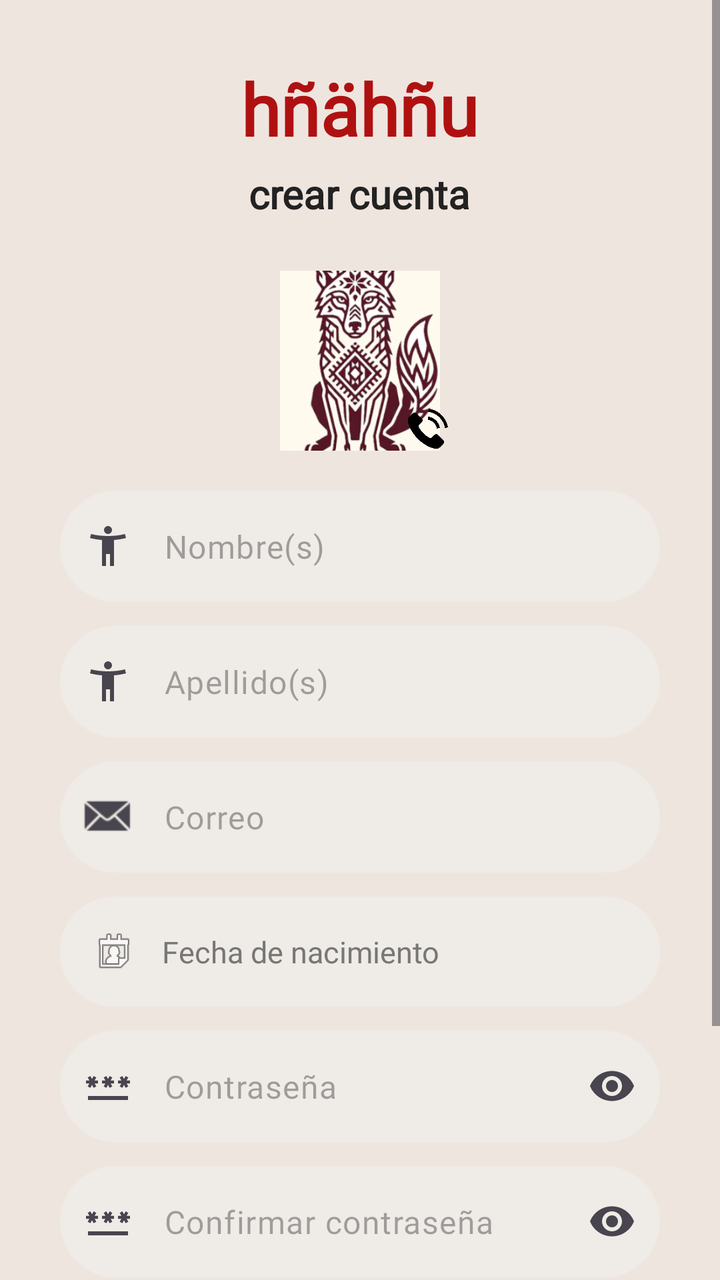
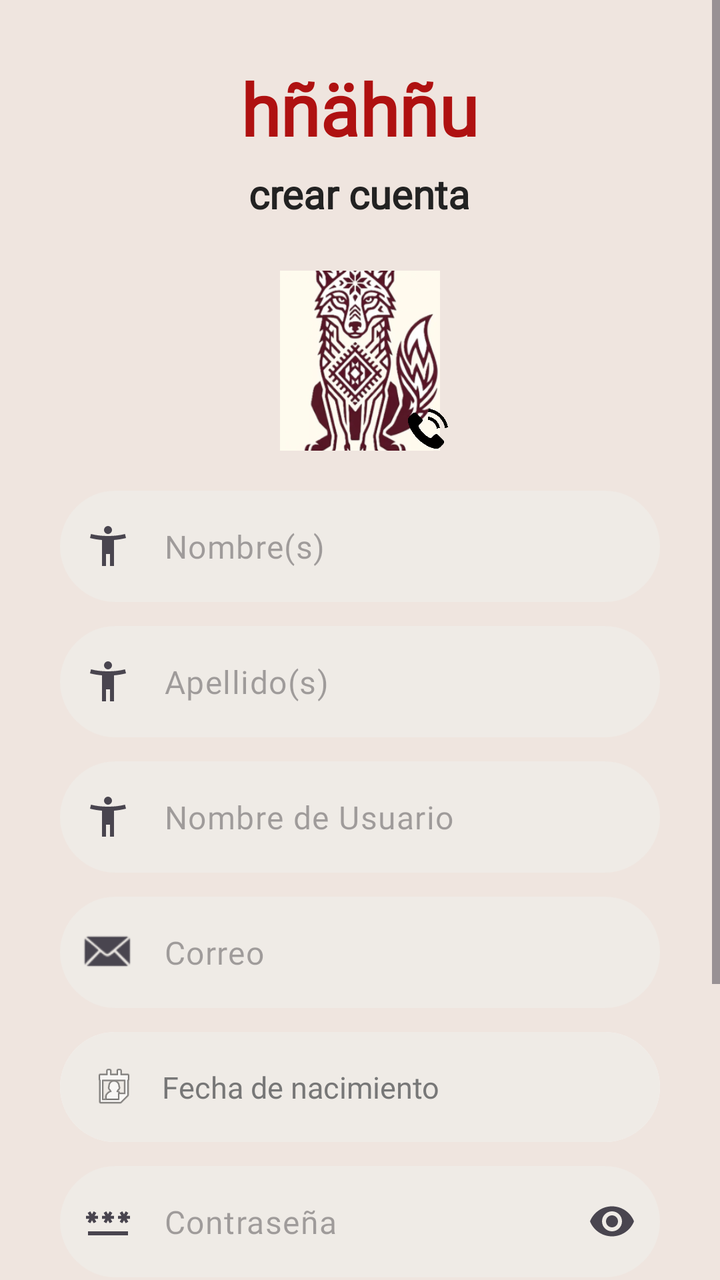

Before-and-after screenshots of an Android layout around one commit, followed by the original layout XML and the change that was made.
<!-- AndroidManifest.xml: application theme Theme.Practica3Inovacion -->
<!-- res/layout/fragment_auto_reguistro.xml -->
<?xml version="1.0" encoding="utf-8"?>
<FrameLayout xmlns:android="http://schemas.android.com/apk/res/android"
    xmlns:tools="http://schemas.android.com/tools"
    xmlns:app="http://schemas.android.com/apk/res-auto"
    android:layout_width="match_parent"
    android:layout_height="match_parent"
    tools:context=".AutoReguistration">

    
    <LinearLayout
        android:layout_width="match_parent"
        android:layout_height="match_parent"
        android:orientation="vertical"
        android:background="@color/crema" />

    
    <ScrollView
        android:layout_width="match_parent"
        android:layout_height="match_parent"
        android:fillViewport="true">

        <LinearLayout
            android:layout_width="match_parent"
            android:layout_height="wrap_content"
            android:layout_margin="30dp"
            android:gravity="center_horizontal"
            android:orientation="vertical">

            
            <TextView
                android:layout_width="wrap_content"
                android:layout_height="wrap_content"
                android:text="hñähñu"
                android:textSize="36sp"
                android:textStyle="bold"
                android:textColor="@color/vino"
                android:fontFamily="@font/matcha"
                android:layout_marginBottom="5dp"/>

            <TextView
                android:layout_width="wrap_content"
                android:layout_height="wrap_content"
                android:text="crear cuenta"
                android:textSize="20sp"
                android:textStyle="bold"
                android:textColor="#222222"
                android:fontFamily="@font/matcha"
                android:layout_marginBottom="20dp"/>

            
            <FrameLayout
                android:layout_width="100dp"
                android:layout_height="100dp"
                android:layout_marginBottom="15dp">

                
                <ImageView
                    android:id="@+id/autoreg_imvfoto"
                    android:layout_width="90dp"
                    android:layout_height="90dp"
                    android:layout_gravity="center"
                    android:padding="5dp"
                    android:scaleType="centerCrop"
                    android:src="@drawable/captura_de_pantalla_2026_10_26_105038" />

                
                <ImageView
                    android:id="@+id/autoreg_imvgaleria"
                    android:layout_width="32dp"
                    android:layout_height="32dp"
                    android:layout_gravity="bottom|end"
                    android:contentDescription="Seleccionar fotografía"
                    android:padding="6dp"
                    android:src="@drawable/telefono" />

            </FrameLayout>

            
            <com.google.android.material.textfield.TextInputLayout
                android:layout_width="match_parent"
                android:layout_height="wrap_content"
                android:layout_marginBottom="12dp"
                android:hint="Nombre(s)"
                android:textColorHint="#777777"
                app:hintEnabled="false"
                app:boxBackgroundMode="filled"
                app:boxBackgroundColor="#EFEBE6"
                app:boxStrokeWidth="0dp"
                app:boxStrokeWidthFocused="0dp"
                app:boxCornerRadiusBottomEnd="30dp"
                app:boxCornerRadiusBottomStart="30dp"
                app:boxCornerRadiusTopEnd="30dp"
                app:boxCornerRadiusTopStart="30dp"
                app:startIconDrawable="@drawable/ic_usuario">

                <com.google.android.material.textfield.TextInputEditText
                    android:layout_width="match_parent"
                    android:layout_height="wrap_content"
                    android:fontFamily="@font/matcha"
                    android:hint="Nombre(s)"
                    android:inputType="textPersonName"
                    android:maxLines="1"
                    android:textColor="@color/black" />

            </com.google.android.material.textfield.TextInputLayout>

            
            <com.google.android.material.textfield.TextInputLayout
                android:layout_width="match_parent"
                android:layout_height="wrap_content"
                android:layout_marginBottom="12dp"
                android:hint="Apellido(s)"
                android:textColorHint="#777777"
                app:hintEnabled="false"
                app:boxBackgroundMode="filled"
                app:boxBackgroundColor="#EFEBE6"
                app:boxStrokeWidth="0dp"
                app:boxStrokeWidthFocused="0dp"
                app:boxCornerRadiusBottomEnd="30dp"
                app:boxCornerRadiusBottomStart="30dp"
                app:boxCornerRadiusTopEnd="30dp"
                app:boxCornerRadiusTopStart="30dp"
                app:startIconDrawable="@drawable/ic_usuario">

                <com.google.android.material.textfield.TextInputEditText
                    android:layout_width="match_parent"
                    android:layout_height="wrap_content"
                    android:fontFamily="@font/matcha"
                    android:hint="Apellido(s)"
                    android:inputType="textPersonName"
                    android:maxLines="1"
                    android:textColor="@color/black" />

            </com.google.android.material.textfield.TextInputLayout>

            
            <com.google.android.material.textfield.TextInputLayout
                android:layout_width="match_parent"
                android:layout_height="wrap_content"
                android:layout_marginBottom="12dp"
                android:hint="Correo"
                android:textColorHint="#777777"
                app:hintEnabled="false"
                app:boxBackgroundMode="filled"
                app:boxBackgroundColor="#EFEBE6"
                app:boxStrokeWidth="0dp"
                app:boxStrokeWidthFocused="0dp"
                app:boxCornerRadiusBottomEnd="30dp"
                app:boxCornerRadiusBottomStart="30dp"
                app:boxCornerRadiusTopEnd="30dp"
                app:boxCornerRadiusTopStart="30dp"
                app:startIconDrawable="@android:drawable/sym_action_email">

                <com.google.android.material.textfield.TextInputEditText
                    android:layout_width="match_parent"
                    android:layout_height="wrap_content"
                    android:fontFamily="@font/matcha"
                    android:hint="Correo"
                    android:inputType="textEmailAddress"
                    android:maxLines="1"
                    android:textColor="@color/black" />

            </com.google.android.material.textfield.TextInputLayout>

            
            <androidx.cardview.widget.CardView
                android:id="@+id/autoreg_crdfechanac"
                android:layout_width="match_parent"
                android:layout_height="wrap_content"
                android:layout_marginBottom="12dp"
                android:clickable="true"
                android:focusable="true"
                app:cardCornerRadius="30dp"
                app:cardElevation="0dp">

                <LinearLayout
                    android:layout_width="match_parent"
                    android:layout_height="55dp"
                    android:background="#EFEBE6"
                    android:gravity="center_vertical"
                    android:orientation="horizontal"
                    android:paddingStart="15dp"
                    android:paddingEnd="15dp">

                    <ImageView
                        android:layout_width="24dp"
                        android:layout_height="24dp"
                        android:layout_marginEnd="12dp"
                        android:contentDescription="Calendario"
                        android:src="@android:drawable/ic_menu_my_calendar" />

                    <TextView
                        android:id="@+id/autoreg_txtfechanac"
                        android:layout_width="0dp"
                        android:layout_height="wrap_content"
                        android:layout_weight="1"
                        android:fontFamily="@font/matcha"
                        android:text="Fecha de nacimiento"
                        android:textColor="#777777"
                        android:textSize="15sp" />

                </LinearLayout>

            </androidx.cardview.widget.CardView>

            
            <com.google.android.material.textfield.TextInputLayout
                android:layout_width="match_parent"
                android:layout_height="wrap_content"
                android:layout_marginBottom="12dp"
                android:hint="Contraseña"
                android:textColorHint="#777777"
                app:hintEnabled="false"
                app:boxBackgroundMode="filled"
                app:boxBackgroundColor="#EFEBE6"
                app:boxStrokeWidth="0dp"
                app:boxStrokeWidthFocused="0dp"
                app:boxCornerRadiusBottomEnd="30dp"
                app:boxCornerRadiusBottomStart="30dp"
                app:boxCornerRadiusTopEnd="30dp"
                app:boxCornerRadiusTopStart="30dp"
                app:endIconMode="password_toggle"
                app:startIconDrawable="@drawable/baseline_password_24">

                <com.google.android.material.textfield.TextInputEditText
                    android:layout_width="match_parent"
                    android:layout_height="wrap_content"
                    android:fontFamily="@font/matcha"
                    android:hint="Contraseña"
                    android:inputType="textPassword"
                    android:maxLines="1"
                    android:textColor="@color/black" />

            </com.google.android.material.textfield.TextInputLayout>

            
            <com.google.android.material.textfield.TextInputLayout
                android:layout_width="match_parent"
                android:layout_height="wrap_content"
                android:layout_marginBottom="15dp"
                android:hint="Confirmar contraseña"
                android:textColorHint="#777777"
                app:hintEnabled="false"
                app:boxBackgroundMode="filled"
                app:boxBackgroundColor="#EFEBE6"
                app:boxStrokeWidth="0dp"
                app:boxStrokeWidthFocused="0dp"
                app:boxCornerRadiusBottomEnd="30dp"
                app:boxCornerRadiusBottomStart="30dp"
                app:boxCornerRadiusTopEnd="30dp"
                app:boxCornerRadiusTopStart="30dp"
                app:endIconMode="password_toggle"
                app:startIconDrawable="@drawable/baseline_password_24">

                <com.google.android.material.textfield.TextInputEditText
                    android:layout_width="match_parent"
                    android:layout_height="wrap_content"
                    android:fontFamily="@font/matcha"
                    android:hint="Confirmar contraseña"
                    android:inputType="textPassword"
                    android:maxLines="1"
                    android:textColor="@color/black" />

            </com.google.android.material.textfield.TextInputLayout>

            
            <TextView
                android:layout_width="wrap_content"
                android:layout_height="wrap_content"
                android:text="Acepto los términos y condiciones"
                android:textColor="@color/vino"
                android:textSize="12sp"
                android:fontFamily="@font/matcha"
                android:layout_marginBottom="20dp" />

            
            <androidx.cardview.widget.CardView
                android:id="@+id/aurreg_crdguardar"
                android:layout_width="match_parent"
                android:layout_height="wrap_content"
                android:layout_marginBottom="12dp"
                android:clickable="true"
                android:focusable="true"
                app:cardCornerRadius="25dp">

                <LinearLayout
                    android:layout_width="match_parent"
                    android:layout_height="match_parent"
                    android:background="@color/vino"
                    android:gravity="center"
                    android:padding="12dp"
                    android:orientation="horizontal">

                    <TextView
                        android:layout_width="wrap_content"
                        android:layout_height="wrap_content"
                        android:fontFamily="@font/matcha"
                        android:text="Crear cuenta"
                        android:textColor="@android:color/white"
                        android:textSize="18sp"
                        android:textStyle="bold" />

                </LinearLayout>

            </androidx.cardview.widget.CardView>

            
            <androidx.cardview.widget.CardView
                android:id="@+id/aurreg_crdcancelar"
                android:layout_width="match_parent"
                android:layout_height="wrap_content"
                android:clickable="true"
                android:focusable="true"
                app:cardCornerRadius="25dp">

                <LinearLayout
                    android:layout_width="match_parent"
                    android:layout_height="match_parent"
                    android:background="@color/vino"
                    android:gravity="center"
                    android:padding="12dp"
                    android:orientation="horizontal">

                    <TextView
                        android:layout_width="wrap_content"
                        android:layout_height="wrap_content"
                        android:fontFamily="@font/matcha"
                        android:text="Inicio"
                        android:textColor="@android:color/white"
                        android:textSize="18sp"
                        android:textStyle="bold" />

                </LinearLayout>

            </androidx.cardview.widget.CardView>

        </LinearLayout>

    </ScrollView>

</FrameLayout>
<!-- resources referenced by this layout -->
<resources>
  <color name="black">#FF000000</color>
  <color name="crema">#EFE5DF</color>
  <color name="vino">#AF1111</color>
  <!-- drawable baseline_password_24 (drawable) -->
  <vector xmlns:android="http://schemas.android.com/apk/res/android" android:height="24dp" android:tint="#000000" android:viewportHeight="24" android:viewportWidth="24" android:width="24dp">
        
      <path android:fillColor="@android:color/white" android:pathData="M2,17h20v2H2V17zM3.15,12.95L4,11.47l0.85,1.48l1.3,-0.75L5.3,10.72H7v-1.5H5.3l0.85,-1.47L4.85,7L4,8.47L3.15,7l-1.3,0.75L2.7,9.22H1v1.5h1.7L1.85,12.2L3.15,12.95zM9.85,12.2l1.3,0.75L12,11.47l0.85,1.48l1.3,-0.75l-0.85,-1.48H15v-1.5h-1.7l0.85,-1.47L12.85,7L12,8.47L11.15,7l-1.3,0.75l0.85,1.47H9v1.5h1.7L9.85,12.2zM23,9.22h-1.7l0.85,-1.47L20.85,7L20,8.47L19.15,7l-1.3,0.75l0.85,1.47H17v1.5h1.7l-0.85,1.48l1.3,0.75L20,11.47l0.85,1.48l1.3,-0.75l-0.85,-1.48H23V9.22z"/>
      
  </vector>
  <!-- drawable captura_de_pantalla_2026_10_26_105038: png bitmap (drawable, 111552 bytes) -->
  <!-- drawable ic_usuario (drawable) -->
  <vector xmlns:android="http://schemas.android.com/apk/res/android"
      android:width="24dp"
      android:height="24dp"
      android:viewportWidth="960"
      android:viewportHeight="960">
    <path
        android:pathData="M423.5,216.5Q400,193 400,160t23.5,-56.5Q447,80 480,80t56.5,23.5Q560,127 560,160t-23.5,56.5Q513,240 480,240t-56.5,-23.5ZM360,880v-520q-60,-5 -122,-15t-118,-25l20,-80q78,21 166,30.5t174,9.5q86,0 174,-9.5T820,240l20,80q-56,15 -118,25t-122,15v520h-80v-240h-80v240h-80Z"
        android:fillColor="#e3e3e3"/>
  </vector>
  <!-- drawable telefono: png bitmap (drawable, 8371 bytes) -->
  <style name="Theme.Practica3Inovacion" parent="Base.Theme.Practica3Inovacion" />
  <style name="Base.Theme.Practica3Inovacion" parent="Theme.Material3.DayNight.NoActionBar">
          
          
      </style>
</resources>

<!-- the commit's change to res/layout/fragment_auto_reguistro.xml (unified diff, before → after) -->
@@ -6,14 +6,12 @@
     android:layout_height="match_parent"
     tools:context=".AutoReguistration">
 
-    
     <LinearLayout
         android:layout_width="match_parent"
         android:layout_height="match_parent"
         android:orientation="vertical"
         android:background="@color/crema" />
 
-    
     <ScrollView
         android:layout_width="match_parent"
         android:layout_height="match_parent"
@@ -26,7 +24,6 @@
             android:gravity="center_horizontal"
             android:orientation="vertical">
 
-            
             <TextView
                 android:layout_width="wrap_content"
                 android:layout_height="wrap_content"
@@ -53,7 +50,6 @@
                 android:layout_height="100dp"
                 android:layout_marginBottom="15dp">
 
-                
                 <ImageView
                     android:id="@+id/autoreg_imvfoto"
                     android:layout_width="90dp"
@@ -63,7 +59,6 @@
                     android:scaleType="centerCrop"
                     android:src="@drawable/captura_de_pantalla_2026_10_26_105038" />
 
-                
                 <ImageView
                     android:id="@+id/autoreg_imvgaleria"
                     android:layout_width="32dp"
@@ -94,6 +89,7 @@
                 app:startIconDrawable="@drawable/ic_usuario">
 
                 <com.google.android.material.textfield.TextInputEditText
+                    android:id="@+id/autoreg_edtnombre"
                     android:layout_width="match_parent"
                     android:layout_height="wrap_content"
                     android:fontFamily="@font/matcha"
@@ -123,6 +119,7 @@
                 app:startIconDrawable="@drawable/ic_usuario">
 
                 <com.google.android.material.textfield.TextInputEditText
+                    android:id="@+id/autoreg_edtapellido"
                     android:layout_width="match_parent"
                     android:layout_height="wrap_content"
                     android:fontFamily="@font/matcha"
@@ -138,6 +135,36 @@
                 android:layout_width="match_parent"
                 android:layout_height="wrap_content"
                 android:layout_marginBottom="12dp"
+                android:hint="Nombre de Usuario"
+                android:textColorHint="#777777"
+                app:hintEnabled="false"
+                app:boxBackgroundMode="filled"
+                app:boxBackgroundColor="#EFEBE6"
+                app:boxStrokeWidth="0dp"
+                app:boxStrokeWidthFocused="0dp"
+                app:boxCornerRadiusBottomEnd="30dp"
+                app:boxCornerRadiusBottomStart="30dp"
+                app:boxCornerRadiusTopEnd="30dp"
+                app:boxCornerRadiusTopStart="30dp"
+                app:startIconDrawable="@drawable/ic_usuario">
+
+                <com.google.android.material.textfield.TextInputEditText
+                    android:id="@+id/autoreg_edtusuario"
+                    android:layout_width="match_parent"
+                    android:layout_height="wrap_content"
+                    android:fontFamily="@font/matcha"
+                    android:hint="Nombre de Usuario"
+                    android:inputType="text"
+                    android:maxLines="1"
+                    android:textColor="@color/black" />
+
+            </com.google.android.material.textfield.TextInputLayout>
+
+            
+            <com.google.android.material.textfield.TextInputLayout
+                android:layout_width="match_parent"
+                android:layout_height="wrap_content"
+                android:layout_marginBottom="12dp"
                 android:hint="Correo"
                 android:textColorHint="#777777"
                 app:hintEnabled="false"
@@ -152,6 +179,7 @@
                 app:startIconDrawable="@android:drawable/sym_action_email">
 
                 <com.google.android.material.textfield.TextInputEditText
+                    android:id="@+id/autoreg_edtcorreo"
                     android:layout_width="match_parent"
                     android:layout_height="wrap_content"
                     android:fontFamily="@font/matcha"
@@ -223,6 +251,7 @@
                 app:startIconDrawable="@drawable/baseline_password_24">
 
                 <com.google.android.material.textfield.TextInputEditText
+                    android:id="@+id/autoreg_edtpass"
                     android:layout_width="match_parent"
                     android:layout_height="wrap_content"
                     android:fontFamily="@font/matcha"
@@ -237,7 +266,7 @@
             <com.google.android.material.textfield.TextInputLayout
                 android:layout_width="match_parent"
                 android:layout_height="wrap_content"
-                android:layout_marginBottom="15dp"
+                android:layout_marginBottom="20dp"
                 android:hint="Confirmar contraseña"
                 android:textColorHint="#777777"
                 app:hintEnabled="false"
@@ -253,6 +282,7 @@
                 app:startIconDrawable="@drawable/baseline_password_24">
 
                 <com.google.android.material.textfield.TextInputEditText
+                    android:id="@+id/autoreg_edtconfirmpass"
                     android:layout_width="match_parent"
                     android:layout_height="wrap_content"
                     android:fontFamily="@font/matcha"
@@ -262,16 +292,6 @@
                     android:textColor="@color/black" />
 
             </com.google.android.material.textfield.TextInputLayout>
-
-            
-            <TextView
-                android:layout_width="wrap_content"
-                android:layout_height="wrap_content"
-                android:text="Acepto los términos y condiciones"
-                android:textColor="@color/vino"
-                android:textSize="12sp"
-                android:fontFamily="@font/matcha"
-                android:layout_marginBottom="20dp" />
 
             
             <androidx.cardview.widget.CardView
@@ -288,8 +308,7 @@
                     android:layout_height="match_parent"
                     android:background="@color/vino"
                     android:gravity="center"
-                    android:padding="12dp"
-                    android:orientation="horizontal">
+                    android:padding="12dp">
 
                     <TextView
                         android:layout_width="wrap_content"
@@ -301,41 +320,36 @@
                         android:textStyle="bold" />
 
                 </LinearLayout>
-
             </androidx.cardview.widget.CardView>
 
-            
             <androidx.cardview.widget.CardView
                 android:id="@+id/aurreg_crdcancelar"
                 android:layout_width="match_parent"
                 android:layout_height="wrap_content"
                 android:clickable="true"
                 android:focusable="true"
-                app:cardCornerRadius="25dp">
+                app:cardBackgroundColor="#00000000"
+                app:cardCornerRadius="25dp"
+                app:cardElevation="0dp">
 
                 <LinearLayout
                     android:layout_width="match_parent"
                     android:layout_height="match_parent"
-                    android:background="@color/vino"
                     android:gravity="center"
-                    android:padding="12dp"
-                    android:orientation="horizontal">
+                    android:padding="12dp">
 
                     <TextView
                         android:layout_width="wrap_content"
                         android:layout_height="wrap_content"
                         android:fontFamily="@font/matcha"
-                        android:text="Inicio"
-                        android:textColor="@android:color/white"
-                        android:textSize="18sp"
+                        android:text="Cancelar"
+                        android:textColor="@color/vino"
+                        android:textSize="16sp"
                         android:textStyle="bold" />
 
                 </LinearLayout>
-
             </androidx.cardview.widget.CardView>
 
         </LinearLayout>
-
     </ScrollView>
-
 </FrameLayout>
